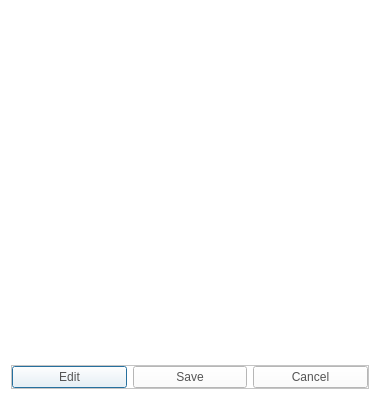
Before: the Qt Designer form CaX/dialog/trackinfodialog.ui in fsest4u/CaX_03, drawn with Qt 5.
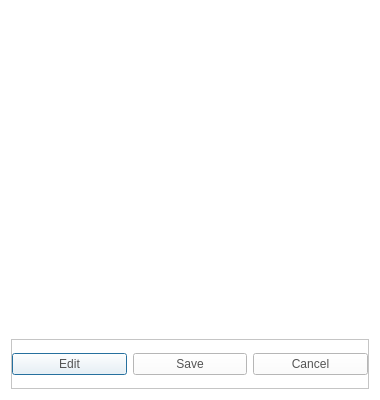
After: the same form once the commit is applied. Icons and pictures are not drawn.

What changed in the file:
```diff
--- a/CaX/dialog/trackinfodialog.ui
+++ b/CaX/dialog/trackinfodialog.ui
@@ -41,6 +41,12 @@
    </property>
    <item row="1" column="0">
     <widget class="QFrame" name="frame">
+     <property name="minimumSize">
+      <size>
+       <width>0</width>
+       <height>50</height>
+      </size>
+     </property>
      <property name="frameShape">
       <enum>QFrame::StyledPanel</enum>
      </property>
@@ -175,7 +181,7 @@
         <x>0</x>
         <y>0</y>
         <width>362</width>
-        <height>336</height>
+        <height>314</height>
        </rect>
       </property>
       <layout class="QGridLayout" name="gridLayoutScrollArea"/>
```
